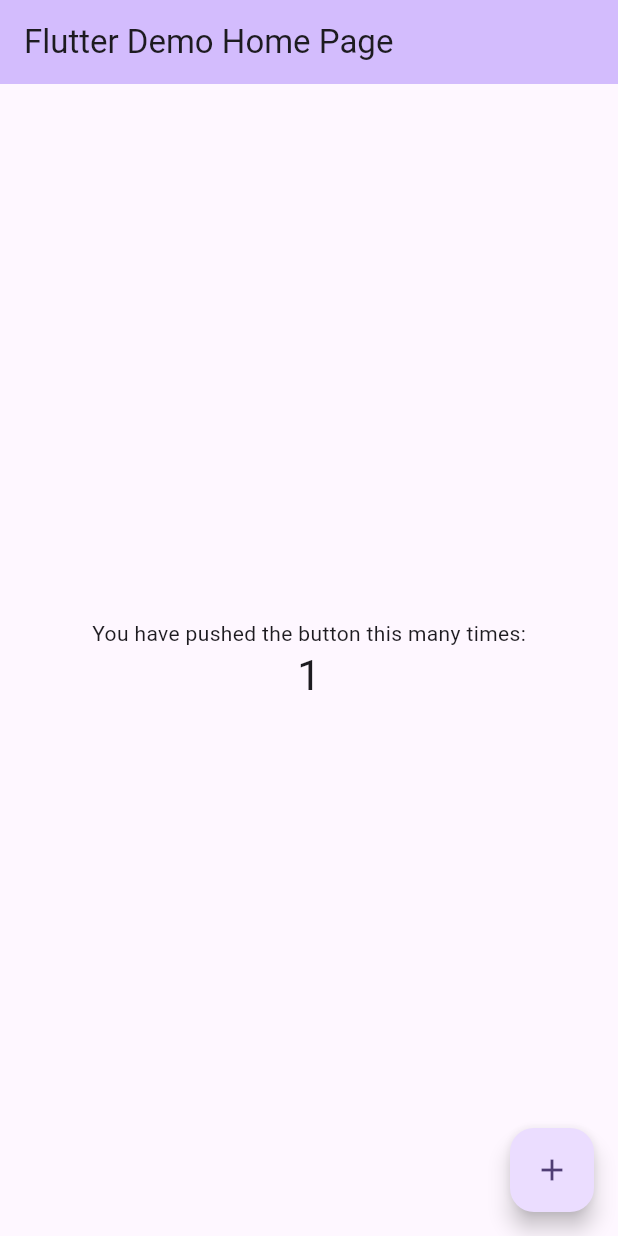
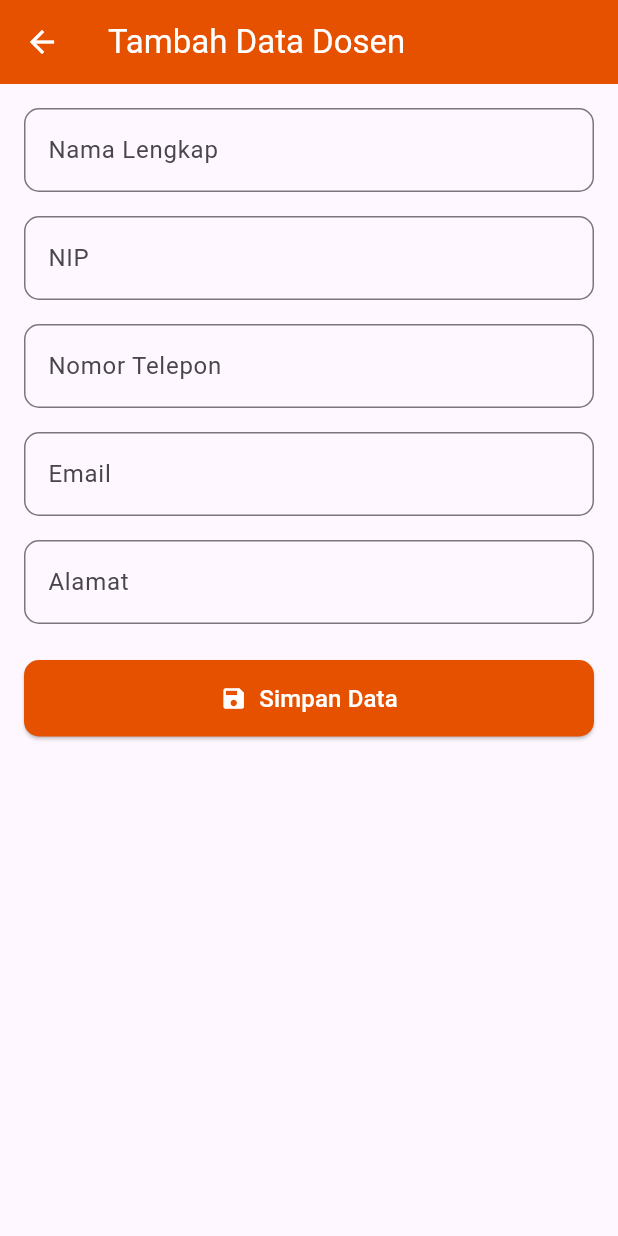
Before and after one commit to Chrdhll/latihan_lumen_dosen_flutter, a Flutter app: the screen it shows after launch, after a tap on the "add" icon, on a phone screen of 412 x 824 dp. Run offline on Flutter 3.47's test engine with Material 3 defaults, Android fonts, the phone set to English and light mode, and no system bars; our stand-ins replace animated_splash_screen; network calls fail.

Commit message:
splash, list & add data

```diff
--- a/lib/main.dart
+++ b/lib/main.dart
@@ -1,4 +1,5 @@
 import 'package:flutter/material.dart';
+import 'package:latihan_lumen_dosen_flutter/ui/splash_screen.dart';
 
 void main() {
   runApp(const MyApp());
@@ -30,93 +31,8 @@
         // tested with just a hot reload.
         colorScheme: ColorScheme.fromSeed(seedColor: Colors.deepPurple),
       ),
-      home: const MyHomePage(title: 'Flutter Demo Home Page'),
+      home: const SplashScreen(),
+      debugShowCheckedModeBanner: false,
     );
   }
 }
-
-class MyHomePage extends StatefulWidget {
-  const MyHomePage({super.key, required this.title});
-
-  // This widget is the home page of your application. It is stateful, meaning
-  // that it has a State object (defined below) that contains fields that affect
-  // how it looks.
-
-  // This class is the configuration for the state. It holds the values (in this
-  // case the title) provided by the parent (in this case the App widget) and
-  // used by the build method of the State. Fields in a Widget subclass are
-  // always marked "final".
-
-  final String title;
-
-  @override
-  State<MyHomePage> createState() => _MyHomePageState();
-}
-
-class _MyHomePageState extends State<MyHomePage> {
-  int _counter = 0;
-
-  void _incrementCounter() {
-    setState(() {
-      // This call to setState tells the Flutter framework that something has
-      // changed in this State, which causes it to rerun the build method below
-      // so that the display can reflect the updated values. If we changed
-      // _counter without calling setState(), then the build method would not be
-      // called again, and so nothing would appear to happen.
-      _counter++;
-    });
-  }
-
-  @override
-  Widget build(BuildContext context) {
-    // This method is rerun every time setState is called, for instance as done
-    // by the _incrementCounter method above.
-    //
-    // The Flutter framework has been optimized to make rerunning build methods
-    // fast, so that you can just rebuild anything that needs updating rather
-    // than having to individually change instances of widgets.
-    return Scaffold(
-      appBar: AppBar(
-        // TRY THIS: Try changing the color here to a specific color (to
-        // Colors.amber, perhaps?) and trigger a hot reload to see the AppBar
-        // change color while the other colors stay the same.
-        backgroundColor: Theme.of(context).colorScheme.inversePrimary,
-        // Here we take the value from the MyHomePage object that was created by
-        // the App.build method, and use it to set our appbar title.
-        title: Text(widget.title),
-      ),
-      body: Center(
-        // Center is a layout widget. It takes a single child and positions it
-        // in the middle of the parent.
-        child: Column(
-          // Column is also a layout widget. It takes a list of children and
-          // arranges them vertically. By default, it sizes itself to fit its
-          // children horizontally, and tries to be as tall as its parent.
-          //
-          // Column has various properties to control how it sizes itself and
-          // how it positions its children. Here we use mainAxisAlignment to
-          // center the children vertically; the main axis here is the vertical
-          // axis because Columns are vertical (the cross axis would be
-          // horizontal).
-          //
-          // TRY THIS: Invoke "debug painting" (choose the "Toggle Debug Paint"
-          // action in the IDE, or press "p" in the console), to see the
-          // wireframe for each widget.
-          mainAxisAlignment: MainAxisAlignment.center,
-          children: <Widget>[
-            const Text('You have pushed the button this many times:'),
-            Text(
-              '$_counter',
-              style: Theme.of(context).textTheme.headlineMedium,
-            ),
-          ],
-        ),
-      ),
-      floatingActionButton: FloatingActionButton(
-        onPressed: _incrementCounter,
-        tooltip: 'Increment',
-        child: const Icon(Icons.add),
-      ), // This trailing comma makes auto-formatting nicer for build methods.
-    );
-  }
-}
--- /dev/null
+++ b/lib/models/model_data_dosen.dart
@@ -0,0 +1,53 @@
+// To parse this JSON data, do
+//
+//     final modelDosen = modelDosenFromJson(jsonString);
+
+import 'dart:convert';
+
+List<ModelDosen> modelDosenFromJson(String str) => List<ModelDosen>.from(json.decode(str).map((x) => ModelDosen.fromJson(x)));
+
+String modelDosenToJson(List<ModelDosen> data) => json.encode(List<dynamic>.from(data.map((x) => x.toJson())));
+
+class ModelDosen {
+    int no;
+    String nip;
+    String namaLengkap;
+    String noTelepon;
+    String email;
+    String alamat;
+    DateTime createdAt;
+    DateTime updatedAt;
+
+    ModelDosen({
+        required this.no,
+        required this.nip,
+        required this.namaLengkap,
+        required this.noTelepon,
+        required this.email,
+        required this.alamat,
+        required this.createdAt,
+        required this.updatedAt,
+    });
+
+    factory ModelDosen.fromJson(Map<String, dynamic> json) => ModelDosen(
+        no: json["no"],
+        nip: json["nip"],
+        namaLengkap: json["nama_lengkap"],
+        noTelepon: json["no_telepon"],
+        email: json["email"],
+        alamat: json["alamat"],
+        createdAt: DateTime.parse(json["created_at"]),
+        updatedAt: DateTime.parse(json["updated_at"]),
+    );
+
+    Map<String, dynamic> toJson() => {
+        "no": no,
+        "nip": nip,
+        "nama_lengkap": namaLengkap,
+        "no_telepon": noTelepon,
+        "email": email,
+        "alamat": alamat,
+        "created_at": createdAt.toIso8601String(),
+        "updated_at": updatedAt.toIso8601String(),
+    };
+}
--- /dev/null
+++ b/lib/ui/list_data_dosen.dart
@@ -0,0 +1,137 @@
+import 'package:flutter/material.dart';
+import 'package:http/http.dart' as http;
+import 'package:latihan_lumen_dosen_flutter/models/model_data_dosen.dart';
+import 'package:latihan_lumen_dosen_flutter/ui/tambah_data_dosen.dart';
+
+class ListDataDosen extends StatefulWidget {
+  const ListDataDosen({super.key});
+
+  @override
+  State<ListDataDosen> createState() => _ListDataDosenState();
+}
+
+class _ListDataDosenState extends State<ListDataDosen> {
+  late Future<List<ModelDosen>>? futureUser;
+
+  Future<List<ModelDosen>> getDataUser() async {
+    print('getDataUser called ...');
+    try {
+      final response = await http.get(
+        Uri.parse('http://192.168.162.74:8000/api/dosen'),
+        headers: {'x-api-key': 'reqres-free-v1'},
+      );
+
+      print('Response body : ${response.body}');
+
+      if (response.statusCode == 200) {
+        return modelDosenFromJson(response.body).toList();
+      } else {
+        throw Exception('Failed to load data : ${response.statusCode}');
+      }
+    } catch (e) {
+      ScaffoldMessenger.of(
+        context,
+      ).showSnackBar(SnackBar(content: Text('Error: ${e.toString()}')));
+      rethrow;
+    }
+  }
+
+  @override
+  void initState() {
+    super.initState();
+    futureUser = getDataUser();
+  }
+
+  @override
+  Widget build(BuildContext context) {
+    return Scaffold(
+      appBar: AppBar(
+        title: const Text('Data Dosen', style: TextStyle(color: Colors.white)),
+        centerTitle: true,
+        backgroundColor: Colors.orange.shade900,
+      ),
+      body: FutureBuilder<List<ModelDosen>>(
+        future: futureUser,
+        builder: (context, snapshot) {
+          if (snapshot.connectionState == ConnectionState.waiting) {
+            return const Center(
+              child: CircularProgressIndicator(color: Colors.orange),
+            );
+          } else if (snapshot.hasError) {
+            return Center(child: Text('Error: ${snapshot.error}'));
+          } else if (snapshot.data!.isEmpty) {
+            return const Center(child: Text('No Dosen Data Found'));
+          } else {
+            List<ModelDosen> dataUser = snapshot.data!;
+
+            return ListView.builder(
+              itemCount: dataUser.length,
+              itemBuilder: (context, index) {
+                final data = dataUser[index];
+
+                return Padding(
+                  padding: const EdgeInsets.symmetric(
+                    horizontal: 12,
+                    vertical: 6,
+                  ),
+                  child: Card(
+                    shape: RoundedRectangleBorder(
+                      borderRadius: BorderRadius.circular(16),
+                    ),
+                    elevation: 4,
+                    child: ListTile(
+                      contentPadding: const EdgeInsets.all(16),
+                      leading: CircleAvatar(
+                        radius: 25,
+                        backgroundColor: Colors.orange.shade100,
+                        child: Text(
+                          data.namaLengkap[0].toUpperCase(),
+                          style: const TextStyle(
+                            fontWeight: FontWeight.bold,
+                            color: Colors.purple,
+                          ),
+                        ),
+                      ),
+                      title: Text(
+                        data.namaLengkap,
+                        style: const TextStyle(
+                          fontWeight: FontWeight.bold,
+                          fontSize: 16,
+                        ),
+                      ),
+                      subtitle: Column(
+                        crossAxisAlignment: CrossAxisAlignment.start,
+                        children: [
+                          const SizedBox(height: 4),
+                          Text('NIP: ${data.nip}'),
+                          Text('Email: ${data.email}'),
+                          Text('No HP: ${data.noTelepon}'),
+                          Text('Alamat: ${data.alamat}'),
+                        ],
+                      ),
+                    ),
+                  ),
+                );
+              },
+            );
+          }
+        },
+      ),
+      floatingActionButton: FloatingActionButton(
+        onPressed: () async {
+          final result = await Navigator.of(
+            context,
+          ).push(MaterialPageRoute(builder: (_) => const TambahDataDosen()));
+
+          if (result != null && result == true) {
+            setState(() {
+              futureUser = getDataUser();
+            });
+          }
+        },
+        backgroundColor: Colors.orange.shade900,
+        child: const Icon(Icons.add, color: Colors.white),
+      ),
+    );
+  }
+}
--- /dev/null
+++ b/lib/ui/splash_screen.dart
@@ -0,0 +1,29 @@
+import 'package:animated_splash_screen/animated_splash_screen.dart';
+import 'package:flutter/material.dart';
+import 'package:latihan_lumen_dosen_flutter/ui/list_data_dosen.dart';
+
+class SplashScreen extends StatelessWidget {
+  const SplashScreen({super.key});
+
+  @override
+  Widget build(BuildContext context) {
+    return AnimatedSplashScreen(
+      splash: Column(
+        mainAxisAlignment: MainAxisAlignment.center,
+        children: [
+          Icon(Icons.school, size: 100, color: Colors.orange.shade900),
+          const SizedBox(height: 20),
+          const Text(
+            "Data Dosen",
+            style: TextStyle(fontSize: 28, fontWeight: FontWeight.bold),
+          ),
+        ],
+      ),
+      duration: 2000,
+      splashIconSize: 250,
+      backgroundColor: Colors.white,
+      nextScreen: const ListDataDosen(),
+      splashTransition: SplashTransition.fadeTransition,
+    );
+  }
+}
--- /dev/null
+++ b/lib/ui/tambah_data_dosen.dart
@@ -0,0 +1,152 @@
+import 'package:flutter/material.dart';
+import 'package:http/http.dart' as http;
+
+class TambahDataDosen extends StatefulWidget {
+  const TambahDataDosen({super.key});
+
+  @override
+  State<TambahDataDosen> createState() => _TambahDataDosenState();
+}
+
+class _TambahDataDosenState extends State<TambahDataDosen> {
+  final _formKey = GlobalKey<FormState>();
+  final TextEditingController _namaLengkapController = TextEditingController();
+  final TextEditingController _nipController = TextEditingController();
+  final TextEditingController _nomorTeleponController = TextEditingController();
+  final TextEditingController _emailController = TextEditingController();
+  final TextEditingController _alamatController = TextEditingController();
+
+  bool _isLoading = false;
+
+  Future<void> _simpanData() async {
+    setState(() => _isLoading = true);
+    final url = Uri.parse('http://192.168.162.74:8000/api/dosen');
+
+    try {
+      final response = await http.post(
+        url,
+        headers: {
+          'Content-Type': 'application/x-www-form-urlencoded',
+        },
+
+        body: {
+          "nip": _nipController.text,
+          "nama_lengkap": _namaLengkapController.text,
+          "no_telepon": _nomorTeleponController.text,
+          "email": _emailController.text,
+          "alamat": _alamatController.text,
+        },
+      );
+
+      if (response.statusCode == 200 || response.statusCode == 201) {
+        ScaffoldMessenger.of(
+          context,
+        ).showSnackBar(const SnackBar(content: Text("Data berhasil disimpan")));
+        Navigator.pop(context, true); // kembali ke halaman sebelumnya
+      } else {
+        ScaffoldMessenger.of(context).showSnackBar(
+          SnackBar(content: Text("Gagal menyimpan: ${response.statusCode} ${response.body}")),
+        );
+      }
+    } catch (e) {
+      ScaffoldMessenger.of(
+        context,
+      ).showSnackBar(SnackBar(content: Text("Terjadi kesalahan: $e")));
+    } finally {
+      setState(() => _isLoading = false);
+    }
+  }
+
+  Widget _buildTextField(
+    String label,
+    TextEditingController controller,
+    TextInputType keyboardType,
+  ) {
+    return TextFormField(
+      decoration: InputDecoration(
+        labelText: label,
+        border: OutlineInputBorder(borderRadius: BorderRadius.circular(10)),
+      ),
+      controller: controller,
+      keyboardType: keyboardType,
+      validator: (value) {
+        if (value == null || value.isEmpty) return '$label tidak boleh kosong';
+        return null;
+      },
+    );
+  }
+
+  @override
+  Widget build(BuildContext context) {
+    return Scaffold(
+      appBar: AppBar(
+        title: const Text(
+          'Tambah Data Dosen',
+          style: TextStyle(color: Colors.white),
+        ),
+        backgroundColor: Colors.orange.shade900,
+        leading: IconButton(
+          icon: const Icon(Icons.arrow_back, color: Colors.white),
+          onPressed: () {
+            Navigator.pop(context); // kembali ke halaman sebelumnya
+          },
+        ),
+      ),
+      body: Padding(
+        padding: const EdgeInsets.all(16.0),
+        child: Form(
+          key: _formKey,
+          child: ListView(
+            children: [
+              _buildTextField(
+                'Nama Lengkap',
+                _namaLengkapController,
+                TextInputType.name,
+              ),
+              const SizedBox(height: 16),
+              _buildTextField('NIP', _nipController, TextInputType.number),
+              const SizedBox(height: 16),
+              _buildTextField(
+                'Nomor Telepon',
+                _nomorTeleponController,
+                TextInputType.phone,
+              ),
+              const SizedBox(height: 16),
+              _buildTextField(
+                'Email',
+                _emailController,
+                TextInputType.emailAddress,
+              ),
+              const SizedBox(height: 16),
+              _buildTextField('Alamat', _alamatController, TextInputType.text),
+              const SizedBox(height: 24),
+              _isLoading
+                  ? const Center(
+                    child: CircularProgressIndicator(color: Colors.orange),
+                  )
+                  : ElevatedButton.icon(
+                    style: ElevatedButton.styleFrom(
+                      backgroundColor: Colors.orange.shade900,
+                      padding: const EdgeInsets.symmetric(vertical: 14),
+                      shape: RoundedRectangleBorder(
+                        borderRadius: BorderRadius.circular(10),
+                      ),
+                    ),
+                    icon: const Icon(Icons.save, color: Colors.white),
+                    label: const Text(
+                      'Simpan Data',
+                      style: TextStyle(fontSize: 16, color: Colors.white),
+                    ),
+                    onPressed: () {
+                      if (_formKey.currentState!.validate()) {
+                        _simpanData();
+                      }
+                    },
+                  ),
+            ],
+          ),
+        ),
+      ),
+    );
+  }
+}
--- a/pubspec.yaml
+++ b/pubspec.yaml
@@ -2,7 +2,7 @@ name: latihan_lumen_dosen_flutter
 description: "A new Flutter project."
 # The following line prevents the package from being accidentally published to
 # pub.dev using `flutter pub publish`. This is preferred for private packages.
-publish_to: 'none' # Remove this line if you wish to publish to pub.dev
+publish_to: "none" # Remove this line if you wish to publish to pub.dev
 
 # The following defines the version and build number for your application.
 # A version number is three numbers separated by dots, like 1.2.43
@@ -34,6 +34,8 @@ dependencies:
   # The following adds the Cupertino Icons font to your application.
   # Use with the CupertinoIcons class for iOS style icons.
   cupertino_icons: ^1.0.8
+  http: ^1.4.0
+  animated_splash_screen: ^1.3.0
 
 dev_dependencies:
   flutter_test:
@@ -51,7 +53,6 @@ dev_dependencies:
 
 # The following section is specific to Flutter packages.
 flutter:
-
   # The following line ensures that the Material Icons font is
   # included with your application, so that you can use the icons in
   # the material Icons class.
```
Also changed, not shown: pubspec.lock.
